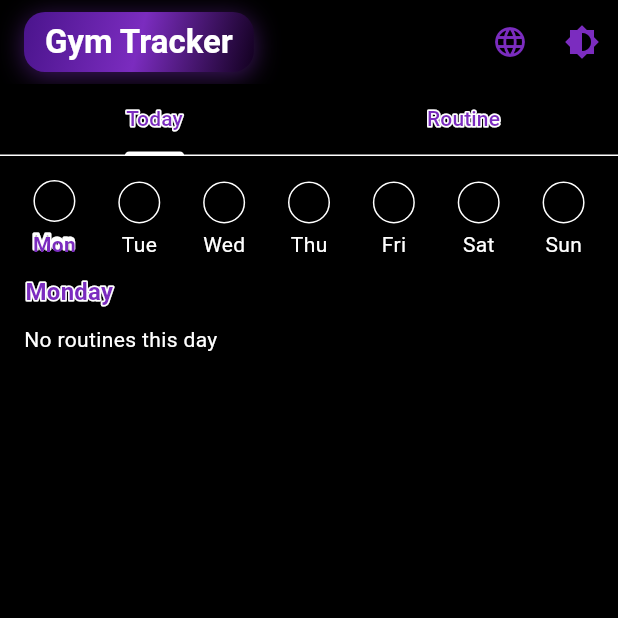
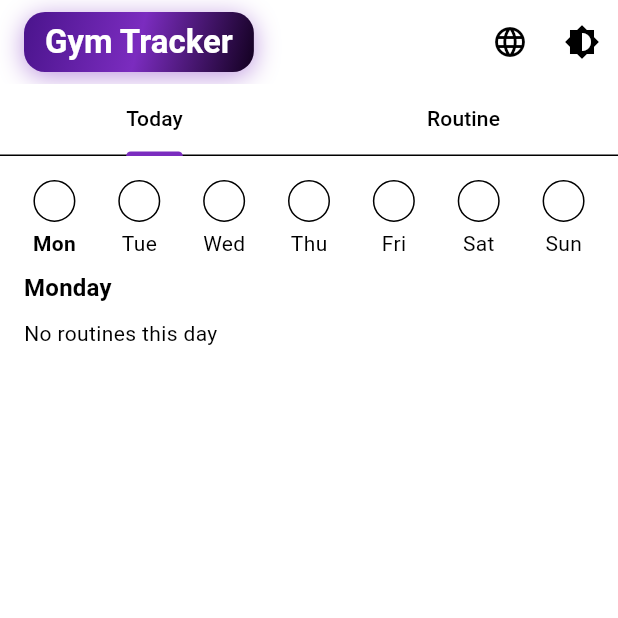
Before and after one commit to Juanppmi/gymtracker, a Flutter app: the screen it shows after launch, after a tap on "Mon", on a phone screen of 412 x 824 dp, the top half of it. Run offline on Flutter 3.47's test engine with Material 3 defaults, Android fonts, the phone set to English and light mode, and no system bars; our stand-ins replace cupertino_ui, drift, drift_flutter, flutter_riverpod, material_ui, shared_preferences; accounts and stored records are empty; generated files the repository leaves out were written again; statements that could not run were skipped.

Commit message:
fix/make-light-and-dark-look-different
The stroke was hard to read, and both themes used a black background, so the switch always looked dark. Light mode is now a light screen with black labels, and dark mode is a black screen with white labels.

Closes #23

Co-authored-by: Cursor <cursoragent@cursor.com>

```diff
--- a/lib/ui/design_system/app_text_field.dart
+++ b/lib/ui/design_system/app_text_field.dart
@@ -1,4 +1,3 @@
-import 'package:gymtracker/ui/design_system/stroked_text.dart';
 import 'package:material_ui/material_ui.dart';
 
 class AppTextField extends StatelessWidget {
@@ -21,7 +20,7 @@ class AppTextField extends StatelessWidget {
       controller: controller,
       keyboardType: keyboardType,
       onChanged: onChanged,
-      decoration: InputDecoration(label: StrokedText(label)),
+      decoration: InputDecoration(labelText: label),
     );
   }
 }
--- a/lib/ui/design_system/app_theme.dart
+++ b/lib/ui/design_system/app_theme.dart
@@ -5,6 +5,9 @@ const appBlack = Color(0xFF000000);
 const appWhite = Color(0xFFFFFFFF);
 
 ThemeData buildAppTheme(Brightness brightness) {
+  final dark = brightness == Brightness.dark;
+  final surface = dark ? appBlack : appWhite;
+  final onSurface = dark ? appWhite : appBlack;
   const buttonShape = RoundedRectangleBorder(
     borderRadius: BorderRadius.all(Radius.circular(12)),
   );
@@ -18,24 +21,24 @@ ThemeData buildAppTheme(Brightness brightness) {
       onSecondary: appWhite,
       error: const Color(0xFFFF8A80),
       onError: appBlack,
-      surface: appBlack,
-      onSurface: appWhite,
+      surface: surface,
+      onSurface: onSurface,
     ),
-    scaffoldBackgroundColor: appBlack,
-    canvasColor: appBlack,
-    appBarTheme: const AppBarTheme(
-      backgroundColor: appBlack,
-      foregroundColor: appPurple,
+    scaffoldBackgroundColor: surface,
+    canvasColor: surface,
+    appBarTheme: AppBarTheme(
+      backgroundColor: surface,
+      foregroundColor: onSurface,
       elevation: 0,
     ),
-    tabBarTheme: const TabBarThemeData(
-      labelColor: appPurple,
-      unselectedLabelColor: appPurple,
-      indicatorColor: appWhite,
+    tabBarTheme: TabBarThemeData(
+      labelColor: onSurface,
+      unselectedLabelColor: onSurface,
+      indicatorColor: appPurple,
     ),
-    popupMenuTheme: const PopupMenuThemeData(
-      color: appBlack,
-      textStyle: TextStyle(color: appPurple),
+    popupMenuTheme: PopupMenuThemeData(
+      color: surface,
+      textStyle: TextStyle(color: onSurface),
     ),
     iconTheme: const IconThemeData(color: appPurple),
     filledButtonTheme: FilledButtonThemeData(
@@ -52,32 +55,32 @@ ThemeData buildAppTheme(Brightness brightness) {
         shape: buttonShape,
       ),
     ),
-    inputDecorationTheme: const InputDecorationTheme(
-      labelStyle: TextStyle(color: appPurple),
-      floatingLabelStyle: TextStyle(color: appPurple),
+    inputDecorationTheme: InputDecorationTheme(
+      labelStyle: TextStyle(color: onSurface),
+      floatingLabelStyle: TextStyle(color: onSurface),
       enabledBorder: OutlineInputBorder(
-        borderSide: BorderSide(color: appPurple),
+        borderSide: BorderSide(color: onSurface),
       ),
-      focusedBorder: OutlineInputBorder(
+      focusedBorder: const OutlineInputBorder(
         borderSide: BorderSide(color: appPurple, width: 2),
       ),
     ),
-    textTheme: const TextTheme(
-      titleLarge: TextStyle(color: appPurple, fontWeight: FontWeight.w700),
-      titleMedium: TextStyle(color: appPurple, fontWeight: FontWeight.w700),
-      bodyLarge: TextStyle(color: appWhite),
-      bodyMedium: TextStyle(color: appWhite),
-      labelLarge: TextStyle(color: appWhite),
+    textTheme: TextTheme(
+      titleLarge: TextStyle(color: onSurface, fontWeight: FontWeight.w700),
+      titleMedium: TextStyle(color: onSurface, fontWeight: FontWeight.w700),
+      bodyLarge: TextStyle(color: onSurface),
+      bodyMedium: TextStyle(color: onSurface),
+      labelLarge: const TextStyle(color: appWhite),
     ),
-    chipTheme: const ChipThemeData(
-      backgroundColor: Color(0xFF14001F),
+    chipTheme: ChipThemeData(
+      backgroundColor: dark ? const Color(0xFF14001F) : const Color(0xFFF3E9FB),
       selectedColor: appPurple,
-      labelStyle: TextStyle(color: appWhite),
-      secondaryLabelStyle: TextStyle(color: appWhite),
-      side: BorderSide(color: appPurple),
+      labelStyle: TextStyle(color: onSurface),
+      secondaryLabelStyle: const TextStyle(color: appWhite),
+      side: const BorderSide(color: appPurple),
       showCheckmark: false,
     ),
-    dialogTheme: const DialogThemeData(backgroundColor: appBlack),
-    bottomSheetTheme: const BottomSheetThemeData(backgroundColor: appBlack),
+    dialogTheme: DialogThemeData(backgroundColor: surface),
+    bottomSheetTheme: BottomSheetThemeData(backgroundColor: surface),
   );
 }
--- a/lib/ui/design_system/confirm_dialog.dart
+++ b/lib/ui/design_system/confirm_dialog.dart
@@ -1,4 +1,3 @@
-import 'package:gymtracker/ui/design_system/stroked_text.dart';
 import 'package:material_ui/material_ui.dart';
 
 Future<bool> confirmAction(
@@ -12,10 +11,7 @@ Future<bool> confirmAction(
     context: context,
     builder: (context) {
       return AlertDialog(
-        title: Align(
-          alignment: Alignment.centerLeft,
-          child: StrokedText(title),
-        ),
+        title: Text(title),
         content: Text(message),
         actions: [
           TextButton(
--- a/lib/ui/design_system/exercise_row.dart
+++ b/lib/ui/design_system/exercise_row.dart
@@ -1,4 +1,3 @@
-import 'package:gymtracker/ui/design_system/stroked_text.dart';
 import 'package:material_ui/material_ui.dart';
 
 class ExerciseRow extends StatelessWidget {
@@ -22,7 +21,7 @@ class ExerciseRow extends StatelessWidget {
     return Column(
       crossAxisAlignment: CrossAxisAlignment.start,
       children: [
-        StrokedText(name, style: Theme.of(context).textTheme.titleMedium),
+        Text(name, style: Theme.of(context).textTheme.titleMedium),
         Text(muscleGroup),
         Text('$weight · $sets · $reps'),
       ],
--- a/lib/ui/design_system/stroked_text.dart
+++ /dev/null
@@ -1,87 +0,0 @@
-import 'package:gymtracker/ui/design_system/app_theme.dart';
-import 'package:material_ui/material_ui.dart';
-
-class StrokedText extends StatelessWidget {
-  const StrokedText(this.data, {super.key, this.style, this.strokeWidth = 2});
-
-  final String data;
-  final TextStyle? style;
-  final double strokeWidth;
-
-  @override
-  Widget build(BuildContext context) {
-    final resolved = style ?? DefaultTextStyle.of(context).style;
-    final inset = strokeWidth / 2;
-    return CustomPaint(
-      painter: _LetterStrokePainter(
-        text: data,
-        style: resolved,
-        strokeWidth: strokeWidth,
-        strokeColor: appWhite,
-        textDirection: Directionality.of(context),
-        textScaler: MediaQuery.textScalerOf(context),
-      ),
-      child: Padding(
-        padding: EdgeInsets.all(inset),
-        child: Text(
-          data,
-          style: resolved.foreground == null
-              ? resolved
-              : resolved.copyWith(foreground: null),
-          maxLines: 1,
-          overflow: TextOverflow.ellipsis,
-        ),
-      ),
-    );
-  }
-}
-
-class _LetterStrokePainter extends CustomPainter {
-  _LetterStrokePainter({
-    required this.text,
-    required this.style,
-    required this.strokeWidth,
-    required this.strokeColor,
-    required this.textDirection,
-    required this.textScaler,
-  });
-
-  final String text;
-  final TextStyle style;
-  final double strokeWidth;
-  final Color strokeColor;
-  final TextDirection textDirection;
-  final TextScaler textScaler;
-
-  @override
-  void paint(Canvas canvas, Size size) {
-    final painter = TextPainter(
-      text: TextSpan(
-        text: text,
-        style: style.copyWith(
-          color: null,
-          foreground: Paint()
-            ..style = PaintingStyle.stroke
-            ..strokeWidth = strokeWidth
-            ..strokeJoin = StrokeJoin.round
-            ..color = strokeColor,
-        ),
-      ),
-      textDirection: textDirection,
-      textScaler: textScaler,
-      maxLines: 1,
-      ellipsis: '\u2026',
-    )..layout(maxWidth: (size.width - strokeWidth).clamp(0.0, double.infinity));
-    painter.paint(canvas, Offset(strokeWidth / 2, strokeWidth / 2));
-  }
-
-  @override
-  bool shouldRepaint(covariant _LetterStrokePainter oldDelegate) {
-    return oldDelegate.text != text ||
-        oldDelegate.style != style ||
-        oldDelegate.strokeWidth != strokeWidth ||
-        oldDelegate.strokeColor != strokeColor ||
-        oldDelegate.textDirection != textDirection ||
-        oldDelegate.textScaler != textScaler;
-  }
-}
--- a/lib/ui/exercise/exercise_execution_sheet.dart
+++ b/lib/ui/exercise/exercise_execution_sheet.dart
@@ -3,7 +3,6 @@ import 'dart:typed_data';
 import 'package:flutter/services.dart';
 import 'package:gymtracker/data/exercise_executions.dart';
 import 'package:gymtracker/ui/design_system/app_theme.dart';
-import 'package:gymtracker/ui/design_system/stroked_text.dart';
 import 'package:material_ui/material_ui.dart';
 
 Future<void> showExerciseExecution(
@@ -25,10 +24,7 @@ Future<void> showExerciseExecution(
           children: [
             Align(
               alignment: Alignment.centerLeft,
-              child: StrokedText(
-                title,
-                style: Theme.of(context).textTheme.titleLarge,
-              ),
+              child: Text(title, style: Theme.of(context).textTheme.titleLarge),
             ),
             const SizedBox(height: 16),
             ExerciseImage(nameEn: nameEn),
--- a/lib/ui/language/app_language_button.dart
+++ b/lib/ui/language/app_language_button.dart
@@ -2,7 +2,6 @@ import 'dart:async';
 
 import 'package:flutter_riverpod/flutter_riverpod.dart';
 import 'package:gymtracker/l10n/app_localizations.dart';
-import 'package:gymtracker/ui/design_system/stroked_text.dart';
 import 'package:gymtracker/ui/language/app_language.dart';
 import 'package:gymtracker/ui/language/app_language_controller.dart';
 import 'package:material_ui/material_ui.dart';
@@ -26,17 +25,17 @@ class AppLanguageButton extends ConsumerWidget {
         PopupMenuItem(
           key: const Key('language-system'),
           value: AppLanguage.system,
-          child: StrokedText(l10n.languageSystem),
+          child: Text(l10n.languageSystem),
         ),
         PopupMenuItem(
           key: const Key('language-english'),
           value: AppLanguage.english,
-          child: StrokedText(l10n.languageEnglish),
+          child: Text(l10n.languageEnglish),
         ),
         PopupMenuItem(
           key: const Key('language-portuguese'),
           value: AppLanguage.portuguese,
-          child: StrokedText(l10n.languagePortuguese),
+          child: Text(l10n.languagePortuguese),
         ),
       ],
     );
--- a/lib/ui/navigation/home_shell.dart
+++ b/lib/ui/navigation/home_shell.dart
@@ -1,6 +1,5 @@
 import 'package:gymtracker/l10n/app_localizations.dart';
 import 'package:gymtracker/ui/design_system/app_title.dart';
-import 'package:gymtracker/ui/design_system/stroked_text.dart';
 import 'package:gymtracker/ui/language/app_language_button.dart';
 import 'package:gymtracker/ui/routine/routine_screen.dart';
 import 'package:gymtracker/ui/theme/theme_mode_button.dart';
@@ -21,8 +20,8 @@ class HomeShell extends StatelessWidget {
           actions: const [AppLanguageButton(), ThemeModeButton()],
           bottom: TabBar(
             tabs: [
-              Tab(child: StrokedText(l10n.today)),
-              Tab(child: StrokedText(l10n.routine)),
+              Tab(text: l10n.today),
+              Tab(text: l10n.routine),
             ],
           ),
         ),
--- a/lib/ui/routine/exercise_catalog_screen.dart
+++ b/lib/ui/routine/exercise_catalog_screen.dart
@@ -3,7 +3,6 @@ import 'package:gymtracker/data/db/app_database.dart';
 import 'package:gymtracker/data/gym_repository.dart';
 import 'package:gymtracker/data/muscle_group.dart';
 import 'package:gymtracker/l10n/app_localizations.dart';
-import 'package:gymtracker/ui/design_system/stroked_text.dart';
 import 'package:gymtracker/ui/routine/exercise_labels.dart';
 import 'package:material_ui/material_ui.dart';
 
@@ -66,7 +65,7 @@ class _ExerciseCatalogScreenState extends ConsumerState<ExerciseCatalogScreen> {
               for (final exercise in visible)
                 ListTile(
                   key: Key('catalog-${exercise.id}'),
-                  title: StrokedText(
+                  title: Text(
                     localizedExerciseName(
                       languageCode: languageCode,
                       nameEn: exercise.nameEn,
--- a/lib/ui/routine/routine_list_screen.dart
+++ b/lib/ui/routine/routine_list_screen.dart
@@ -2,7 +2,6 @@ import 'package:flutter_riverpod/flutter_riverpod.dart';
 import 'package:gymtracker/data/db/app_database.dart';
 import 'package:gymtracker/l10n/app_localizations.dart';
 import 'package:gymtracker/ui/design_system/app_button.dart';
-import 'package:gymtracker/ui/design_system/stroked_text.dart';
 import 'package:gymtracker/ui/design_system/app_text_field.dart';
 import 'package:gymtracker/ui/design_system/confirm_dialog.dart';
 import 'package:gymtracker/ui/routine/routine_editor_screen.dart';
@@ -63,10 +62,7 @@ class _RoutineTile extends ConsumerWidget {
     final l10n = AppLocalizations.of(context);
     return ListTile(
       key: Key('routine-${routine.id}'),
-      title: StrokedText(
-        routine.name,
-        style: Theme.of(context).textTheme.titleMedium,
-      ),
+      title: Text(routine.name, style: Theme.of(context).textTheme.titleMedium),
       onTap: () {
         Navigator.of(context).push(
           MaterialPageRoute<void>(
@@ -160,7 +156,7 @@ class _NameDialogState extends State<_NameDialog> {
     return AlertDialog(
       title: Align(
         alignment: Alignment.centerLeft,
-        child: StrokedText(
+        child: Text(
           widget.title,
           style: Theme.of(context).textTheme.titleLarge,
         ),
--- a/lib/ui/routine/routine_screen.dart
+++ b/lib/ui/routine/routine_screen.dart
@@ -5,7 +5,6 @@ import 'package:gymtracker/data/weekday.dart';
 import 'package:gymtracker/data/weekday_assignment_item.dart';
 import 'package:gymtracker/l10n/app_localizations.dart';
 import 'package:gymtracker/ui/design_system/app_button.dart';
-import 'package:gymtracker/ui/design_system/stroked_text.dart';
 import 'package:gymtracker/ui/routine/routine_list_screen.dart';
 import 'package:gymtracker/ui/routine/weekday_assignment_notifier.dart';
 import 'package:gymtracker/ui/routine/weekday_label.dart';
@@ -74,7 +73,7 @@ class _WeekdaySection extends ConsumerWidget {
       children: [
         Align(
           alignment: Alignment.centerLeft,
-          child: StrokedText(
+          child: Text(
             weekdayLabel(l10n, weekday),
             style: Theme.of(context).textTheme.titleMedium,
           ),
@@ -83,7 +82,7 @@ class _WeekdaySection extends ConsumerWidget {
           ListTile(
             key: Key('assignment-${assignment.id}'),
             contentPadding: EdgeInsets.zero,
-            title: StrokedText(
+            title: Text(
               assignment.routineName,
               style: Theme.of(context).textTheme.titleMedium,
             ),
@@ -134,7 +133,7 @@ Future<int?> _pickRoutine(BuildContext context, List<Routine> routines) {
       return SimpleDialog(
         title: Align(
           alignment: Alignment.centerLeft,
-          child: StrokedText(
+          child: Text(
             l10n.assignRoutine,
             style: Theme.of(context).textTheme.titleLarge,
           ),
--- a/lib/ui/theme/theme_mode_button.dart
+++ b/lib/ui/theme/theme_mode_button.dart
@@ -2,7 +2,6 @@ import 'dart:async';
 
 import 'package:flutter_riverpod/flutter_riverpod.dart';
 import 'package:gymtracker/l10n/app_localizations.dart';
-import 'package:gymtracker/ui/design_system/stroked_text.dart';
 import 'package:gymtracker/ui/theme/theme_mode_controller.dart';
 import 'package:material_ui/material_ui.dart';
 
@@ -25,17 +24,17 @@ class ThemeModeButton extends ConsumerWidget {
         PopupMenuItem(
           key: const Key('theme-system'),
           value: ThemeMode.system,
-          child: StrokedText(l10n.themeSystem),
+          child: Text(l10n.themeSystem),
         ),
         PopupMenuItem(
           key: const Key('theme-light'),
           value: ThemeMode.light,
-          child: StrokedText(l10n.themeLight),
+          child: Text(l10n.themeLight),
         ),
         PopupMenuItem(
           key: const Key('theme-dark'),
           value: ThemeMode.dark,
-          child: StrokedText(l10n.themeDark),
+          child: Text(l10n.themeDark),
         ),
       ],
     );
--- a/lib/ui/today/today_screen.dart
+++ b/lib/ui/today/today_screen.dart
@@ -4,7 +4,6 @@ import 'package:gymtracker/data/weekday.dart';
 import 'package:gymtracker/data/weekday_assignment_item.dart';
 import 'package:gymtracker/l10n/app_localizations.dart';
 import 'package:gymtracker/ui/design_system/weekday_circle.dart';
-import 'package:gymtracker/ui/design_system/stroked_text.dart';
 import 'package:gymtracker/ui/routine/weekday_label.dart';
 import 'package:gymtracker/ui/today/today_log_notifier.dart';
 import 'package:gymtracker/ui/today/workout_log_screen.dart';
@@ -50,17 +49,14 @@ class _TodayScreenState extends ConsumerState<TodayScreen> {
                             children: [
                               WeekdayCircle(filled: snapshot.isFilled(weekday)),
                               const SizedBox(height: 4),
-                              weekday == selected
-                                  ? StrokedText(
-                                      weekdayShortLabel(l10n, weekday),
-                                      style: TextStyle(
-                                        color: Theme.of(context)
-                                            .colorScheme
-                                            .primary,
-                                        fontWeight: FontWeight.bold,
-                                      ),
-                                    )
-                                  : Text(weekdayShortLabel(l10n, weekday)),
+                              Text(
+                                weekdayShortLabel(l10n, weekday),
+                                style: TextStyle(
+                                  fontWeight: weekday == selected
+                                      ? FontWeight.bold
+                                      : null,
+                                ),
+                              ),
                             ],
                           ),
                         ),
@@ -70,12 +66,9 @@ class _TodayScreenState extends ConsumerState<TodayScreen> {
               ),
               Padding(
                 padding: const EdgeInsets.symmetric(horizontal: 16),
-                child: Align(
-                  alignment: Alignment.centerLeft,
-                  child: StrokedText(
-                    weekdayLabel(l10n, selected),
-                    style: Theme.of(context).textTheme.titleMedium,
-                  ),
+                child: Text(
+                  weekdayLabel(l10n, selected),
+                  style: Theme.of(context).textTheme.titleMedium,
                 ),
               ),
               const SizedBox(height: 8),
@@ -110,7 +103,7 @@ class _TodayRoutineTile extends StatelessWidget {
     return ListTile(
       key: Key('today-routine-${routine.routineId}'),
       contentPadding: EdgeInsets.zero,
-      title: StrokedText(
+      title: Text(
         routine.routineName,
         style: Theme.of(context).textTheme.titleMedium,
       ),
```
Also changed, not shown: 2 other files.
